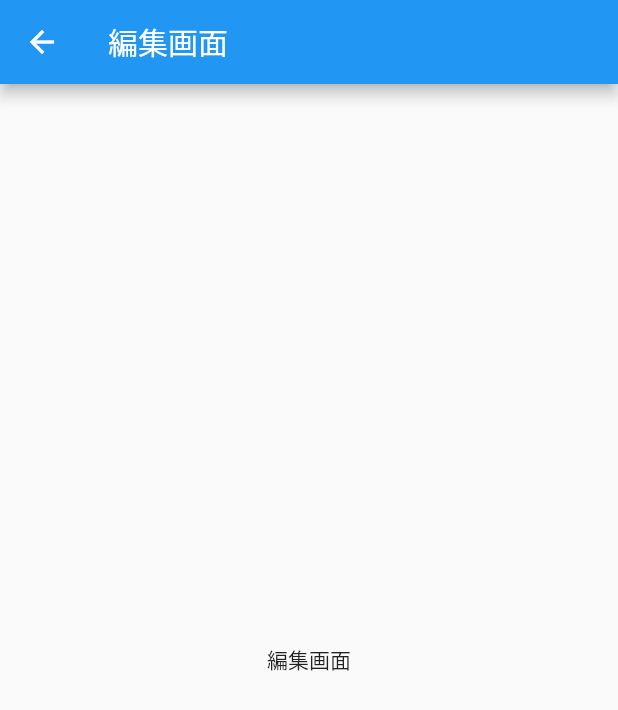
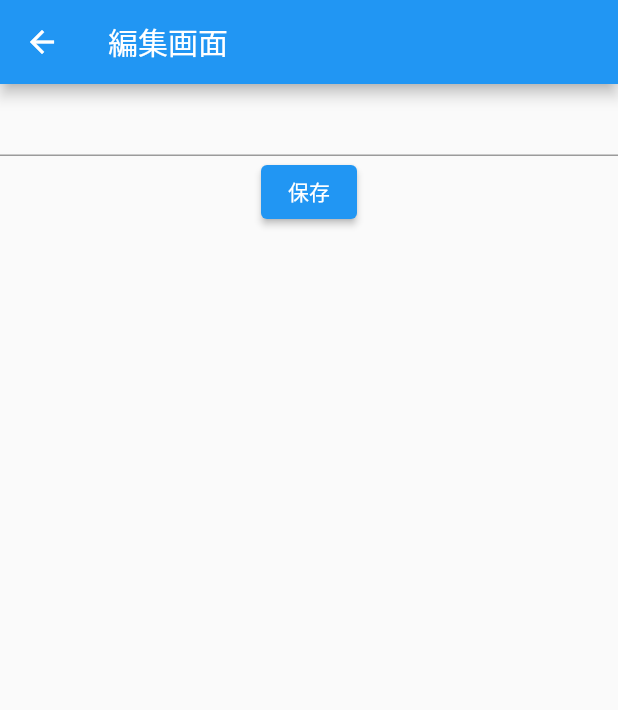
Before and after one commit to shunking-tech/kyouzai_record, a Flutter app: the EditData screen opened directly, on a phone screen of 412 x 824 dp. Shown: the top 710 px of the screen. Run offline on Flutter 3.47's test engine with Material 2 defaults, Android fonts, the phone set to English and light mode, and no system bars.

Commit message:
Textfieldを作って、入力した値を保存ボタンを押下時にconsoleに出力する

```diff
--- a/lib/page/edit_data.dart
+++ b/lib/page/edit_data.dart
@@ -8,14 +8,26 @@ class EditData extends StatefulWidget {
 }
 
 class _EditDataState extends State<EditData> {
+  TextEditingController textEditingController = TextEditingController();
+
   @override
   Widget build(BuildContext context) {
     return Scaffold(
       appBar: AppBar(
         title: Text("編集画面"),
       ),
-      body: Center(
-        child: Text("編集画面"),
+      body: Column(
+        children: [
+          TextField(
+            controller: textEditingController,
+          ),
+          ElevatedButton(
+            child: Text("保存"),
+            onPressed: () {
+              print(textEditingController.text);
+            },
+          ),
+        ],
       ),
     );
   }
```
